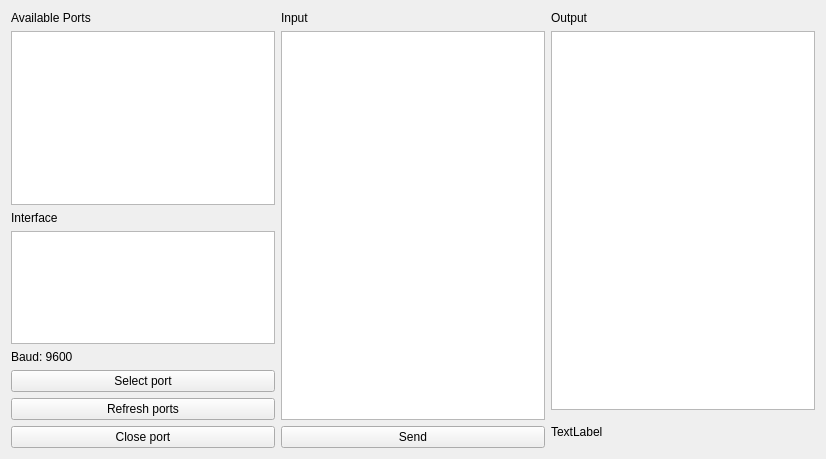
This is src/interfaces.ui in solar05/InterfaceEmulator as Qt 5 draws it before an edit. The edited form follows.
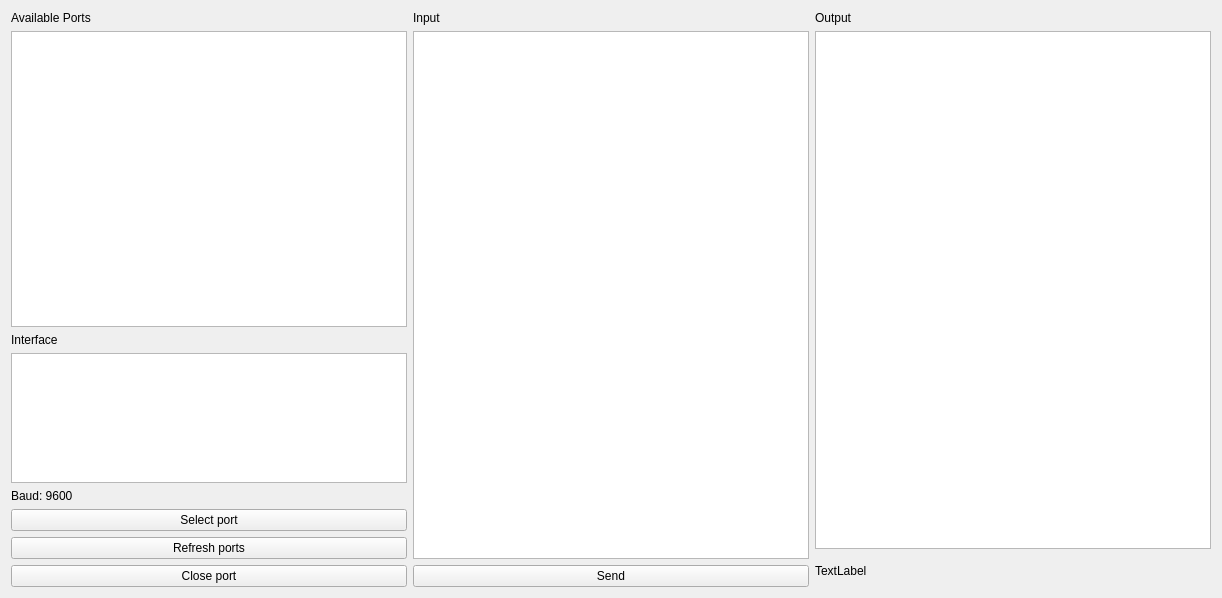
This is the edited form.

The edit to the form file:
```diff
--- a/src/interfaces.ui
+++ b/src/interfaces.ui
@@ -6,14 +6,14 @@
    <rect>
     <x>0</x>
     <y>0</y>
-    <width>826</width>
-    <height>459</height>
+    <width>1222</width>
+    <height>598</height>
    </rect>
   </property>
   <property name="minimumSize">
    <size>
-    <width>826</width>
-    <height>278</height>
+    <width>1000</width>
+    <height>250</height>
    </size>
   </property>
   <property name="windowTitle">
```
